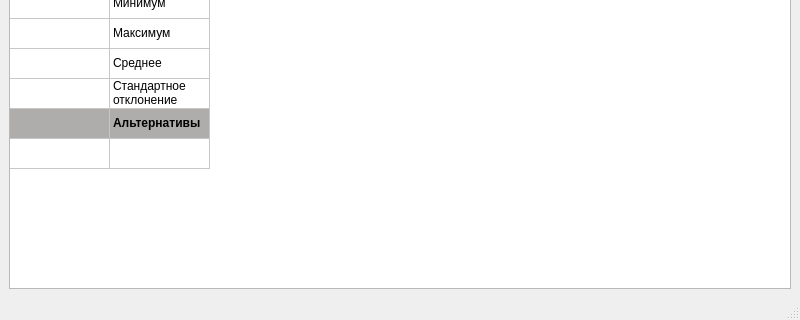
Qt form mainwindow.ui (marl0vv/PROMETHEEMethodsApp) before a commit; both pictures show x 0 to 800 and y 280 to 600 of the 800 by 600 pixel window.
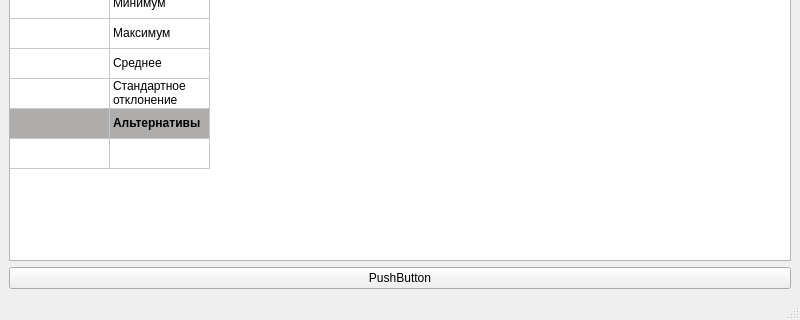
The same form after that commit.

What changed in the file:
```diff
--- a/mainwindow.ui
+++ b/mainwindow.ui
@@ -249,6 +249,13 @@
       </item>
      </widget>
     </item>
+    <item row="1" column="0">
+     <widget class="QPushButton" name="pushButton">
+      <property name="text">
+       <string>PushButton</string>
+      </property>
+     </widget>
+    </item>
    </layout>
   </widget>
   <widget class="QMenuBar" name="menubar">
```
